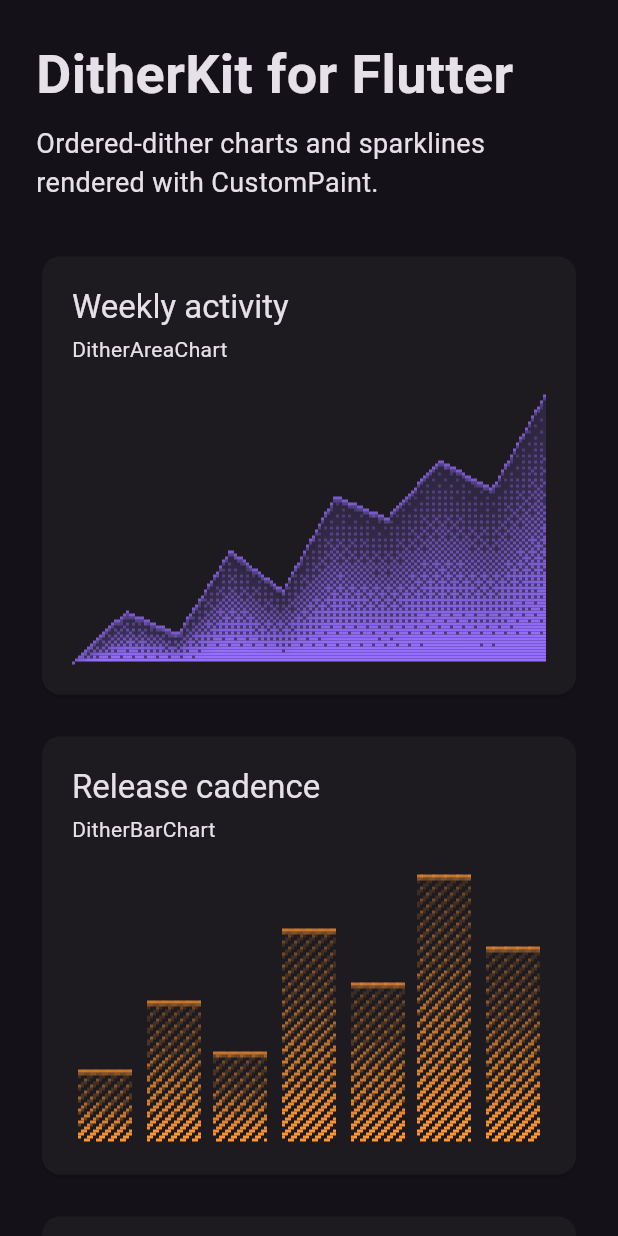
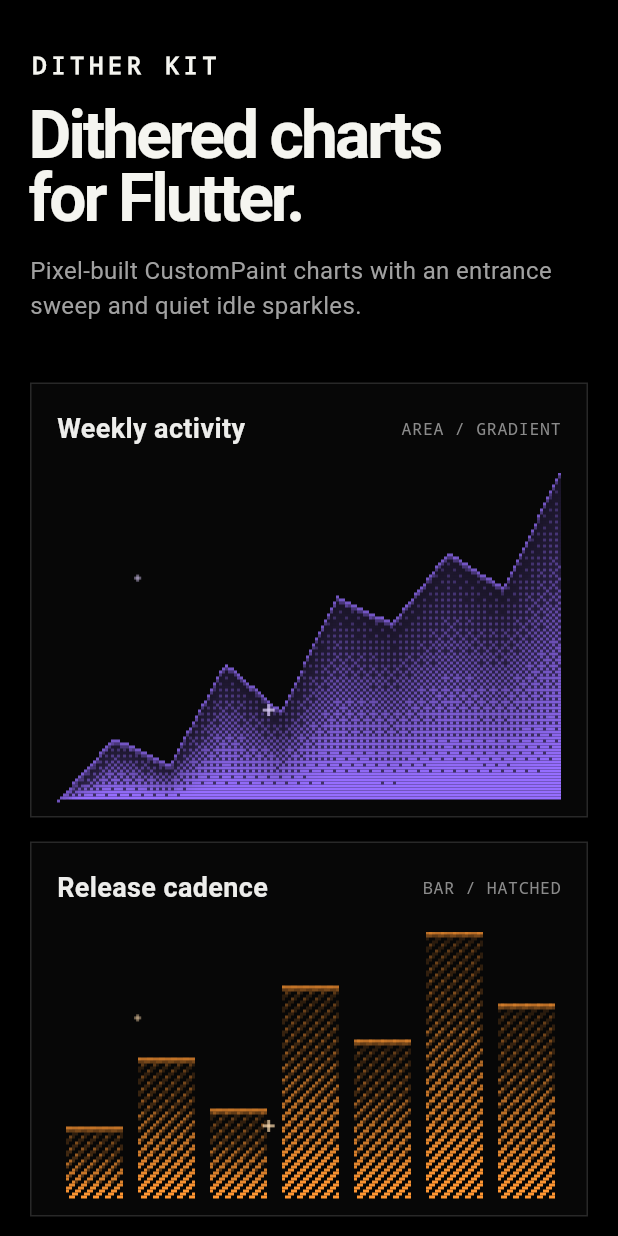
Before and after one commit to undivisible/ditherkit_flutter, a Flutter app: the screen it shows after launch, on a phone screen of 412 x 824 dp. Run offline on Flutter 3.47's test engine with Material 3 defaults, Android fonts, the light colour scheme and no system bars.

Commit message:
Refresh Flutter demo motion

```diff
--- a/example/lib/main.dart
+++ b/example/lib/main.dart
@@ -1,5 +1,7 @@
+import 'dart:math' as math;
+
+import 'package:ditherkit_flutter/ditherkit_flutter.dart';
 import 'package:flutter/material.dart';
-import 'package:ditherkit_flutter/ditherkit_flutter.dart';
 
 void main() {
   runApp(const DitherKitExampleApp());
@@ -13,10 +15,9 @@
     return MaterialApp(
       title: 'DitherKit for Flutter',
       theme: ThemeData(
-        colorScheme: ColorScheme.fromSeed(
-          seedColor: const Color(0xff8b5cf6),
         brightness: Brightness.dark,
-        ),
+        scaffoldBackgroundColor: Colors.black,
+        colorScheme: const ColorScheme.dark(surface: Color(0xff0a0a0a)),
         useMaterial3: true,
       ),
       home: const DitherKitExamplePage(),
@@ -24,45 +25,95 @@
   }
 }
 
-class DitherKitExamplePage extends StatelessWidget {
+class DitherKitExamplePage extends StatefulWidget {
   const DitherKitExamplePage({super.key});
 
   @override
+  State<DitherKitExamplePage> createState() => _DitherKitExamplePageState();
+}
+
+class _DitherKitExamplePageState extends State<DitherKitExamplePage>
+    with TickerProviderStateMixin {
+  late final AnimationController _entrance = AnimationController(
+    vsync: this,
+    duration: const Duration(milliseconds: 900),
+  )..forward();
+  late final AnimationController _idle = AnimationController(
+    vsync: this,
+    duration: const Duration(seconds: 4),
+  )..repeat();
+
+  @override
+  void dispose() {
+    _entrance.dispose();
+    _idle.dispose();
+    super.dispose();
+  }
+
+  @override
   Widget build(BuildContext context) {
+    final reducedMotion = MediaQuery.disableAnimationsOf(context);
     return Scaffold(
       body: SafeArea(
+        child: TickerMode(
+          enabled: !reducedMotion,
           child: Center(
             child: ConstrainedBox(
-            constraints: const BoxConstraints(maxWidth: 960),
+              constraints: const BoxConstraints(maxWidth: 1040),
               child: ListView(
-              padding: const EdgeInsets.all(24),
-              children: const [
-                Text(
-                  'DitherKit for Flutter',
-                  style: TextStyle(fontSize: 36, fontWeight: FontWeight.w700),
+                padding: const EdgeInsets.fromLTRB(20, 32, 20, 48),
+                children: [
+                  const Text(
+                    'DITHER KIT',
+                    style: TextStyle(
+                      color: Color(0xfff5f5f0),
+                      fontFamily: 'monospace',
+                      fontSize: 16,
+                      fontWeight: FontWeight.w700,
+                      letterSpacing: 3,
                     ),
-                SizedBox(height: 8),
-                Text(
-                  'Ordered-dither charts and sparklines rendered with CustomPaint.',
-                  style: TextStyle(fontSize: 18),
                   ),
-                SizedBox(height: 32),
-                _ChartCard(
+                  const SizedBox(height: 14),
+                  const Text(
+                    'Dithered charts\nfor Flutter.',
+                    style: TextStyle(
+                      color: Color(0xfff5f5f0),
+                      fontSize: 44,
+                      fontWeight: FontWeight.w700,
+                      height: 0.95,
+                      letterSpacing: -2,
+                    ),
+                  ),
+                  const SizedBox(height: 16),
+                  const Text(
+                    'Pixel-built CustomPaint charts with an entrance sweep and quiet idle sparkles.',
+                    style: TextStyle(color: Color(0xffa1a1a1), fontSize: 16),
+                  ),
+                  const SizedBox(height: 40),
+                  _DitherPanel(
                     title: 'Weekly activity',
-                  subtitle: 'DitherAreaChart',
-                  child: DitherAreaChart(
+                    kind: 'AREA / GRADIENT',
+                    color: DitherColor.purple,
+                    entrance: _entrance,
+                    idle: _idle,
+                    reducedMotion: reducedMotion,
+                    child: const DitherAreaChart(
                       values: [18, 32, 26, 49, 38, 64, 58, 74, 66, 92],
                       color: DitherColor.purple,
                       variant: DitherVariant.gradient,
-                    height: 180,
+                      height: 220,
                       intensity: 0.35,
                     ),
                   ),
-                SizedBox(height: 20),
-                _ChartCard(
+                  const SizedBox(height: 16),
+                  _DitherPanel(
                     title: 'Release cadence',
-                  subtitle: 'DitherBarChart',
-                  child: DitherBarChart(
+                    kind: 'BAR / HATCHED',
+                    color: DitherColor.orange,
+                    entrance: _entrance,
+                    idle: _idle,
+                    reducedMotion: reducedMotion,
+                    child: const DitherBarChart(
                       values: [4, 8, 5, 12, 9, 15, 11],
                       color: DitherColor.orange,
                       variant: DitherVariant.hatched,
@@ -70,18 +121,23 @@
                       intensity: 0.2,
                     ),
                   ),
-                SizedBox(height: 20),
-                _ChartCard(
+                  const SizedBox(height: 16),
+                  _DitherPanel(
                     title: 'Live signal',
-                  subtitle: 'DitherSparkline',
-                  child: DitherSparkline(
+                    kind: 'SPARKLINE / DOTTED',
+                    color: DitherColor.green,
+                    entrance: _entrance,
+                    idle: _idle,
+                    reducedMotion: reducedMotion,
+                    child: const DitherSparkline(
                       values: [5, 8, 6, 13, 10, 18, 15, 24, 19, 30],
                       color: DitherColor.green,
                       variant: DitherVariant.dotted,
-                    height: 96,
+                      height: 120,
                     ),
                   ),
                 ],
+              ),
             ),
           ),
         ),
@@ -90,34 +146,161 @@
   }
 }
 
-class _ChartCard extends StatelessWidget {
-  const _ChartCard({
+class _DitherPanel extends StatelessWidget {
+  const _DitherPanel({
     required this.title,
-    required this.subtitle,
+    required this.kind,
+    required this.color,
+    required this.entrance,
+    required this.idle,
+    required this.reducedMotion,
     required this.child,
   });
 
   final String title;
-  final String subtitle;
+  final String kind;
+  final DitherColor color;
+  final Animation<double> entrance;
+  final Animation<double> idle;
+  final bool reducedMotion;
   final Widget child;
 
   @override
   Widget build(BuildContext context) {
-    return Card(
-      clipBehavior: Clip.antiAlias,
+    return Semantics(
+      label: '$title $kind chart',
+      child: DecoratedBox(
+        decoration: const BoxDecoration(
+          color: Color(0xff070707),
+          border: Border.fromBorderSide(BorderSide(color: Color(0xff282828))),
+        ),
         child: Padding(
-        padding: const EdgeInsets.all(20),
+          padding: const EdgeInsets.fromLTRB(18, 18, 18, 10),
           child: Column(
             crossAxisAlignment: CrossAxisAlignment.start,
             children: [
-            Text(title, style: Theme.of(context).textTheme.titleLarge),
-            const SizedBox(height: 4),
-            Text(subtitle, style: Theme.of(context).textTheme.bodyMedium),
-            const SizedBox(height: 20),
-            child,
+              Row(
+                children: [
+                  Expanded(
+                    child: Text(
+                      title,
+                      style: const TextStyle(
+                        color: Color(0xffededeb),
+                        fontSize: 18,
+                        fontWeight: FontWeight.w600,
+                      ),
+                    ),
+                  ),
+                  Text(
+                    kind,
+                    style: const TextStyle(
+                      color: Color(0xff8b8b8b),
+                      fontFamily: 'monospace',
+                      fontSize: 11,
+                      letterSpacing: 0.5,
+                    ),
+                  ),
                 ],
+              ),
+              const SizedBox(height: 16),
+              _DitherMotion(
+                color: color,
+                entrance: entrance,
+                idle: idle,
+                reducedMotion: reducedMotion,
+                child: child,
+              ),
+            ],
+          ),
         ),
       ),
     );
   }
 }
+
+class _DitherMotion extends StatelessWidget {
+  const _DitherMotion({
+    required this.color,
+    required this.entrance,
+    required this.idle,
+    required this.reducedMotion,
+    required this.child,
+  });
+
+  final DitherColor color;
+  final Animation<double> entrance;
+  final Animation<double> idle;
+  final bool reducedMotion;
+  final Widget child;
+
+  @override
+  Widget build(BuildContext context) {
+    return AnimatedBuilder(
+      animation: Listenable.merge([entrance, idle]),
+      child: child,
+      builder: (context, child) {
+        final reveal = reducedMotion
+            ? 1.0
+            : Curves.easeOutCubic.transform(entrance.value);
+        return Stack(
+          children: [
+            ClipRect(
+              child: Align(
+                alignment: Alignment.centerLeft,
+                widthFactor: reveal,
+                child: child,
+              ),
+            ),
+            Positioned.fill(
+              child: IgnorePointer(
+                child: CustomPaint(
+                  painter: _SparklePainter(
+                    color: color,
+                    phase: reducedMotion ? 0 : idle.value,
+                  ),
+                ),
+              ),
+            ),
+          ],
+        );
+      },
+    );
+  }
+}
+
+class _SparklePainter extends CustomPainter {
+  const _SparklePainter({required this.color, required this.phase});
+
+  final DitherColor color;
+  final double phase;
+
+  @override
+  void paint(Canvas canvas, Size size) {
+    const stars = [
+      (0.16, 0.32, 0.08),
+      (0.42, 0.72, 0.31),
+      (0.69, 0.44, 0.57),
+      (0.88, 0.66, 0.82),
+    ];
+    final star = ditherRgb(seedOf(color).starOrFill);
+    for (final (xFactor, yFactor, offset) in stars) {
+      final glint = (math.sin((phase + offset) * math.pi * 2) + 1) / 2;
+      if (glint < 0.58) continue;
+      final center = Offset(size.width * xFactor, size.height * yFactor);
+      final paint = Paint()..color = star.withValues(alpha: glint * 0.7);
+      canvas.drawRect(
+        Rect.fromCenter(center: center, width: 2, height: 8 * glint),
+        paint,
+      );
+      canvas.drawRect(
+        Rect.fromCenter(center: center, width: 8 * glint, height: 2),
+        paint,
+      );
+    }
+  }
+
+  @override
+  bool shouldRepaint(covariant _SparklePainter oldDelegate) {
+    return oldDelegate.color != color || oldDelegate.phase != phase;
+  }
+}
```
Also changed, not shown: 1 other file. Lines whose indentation alone changed are shown as unchanged.
